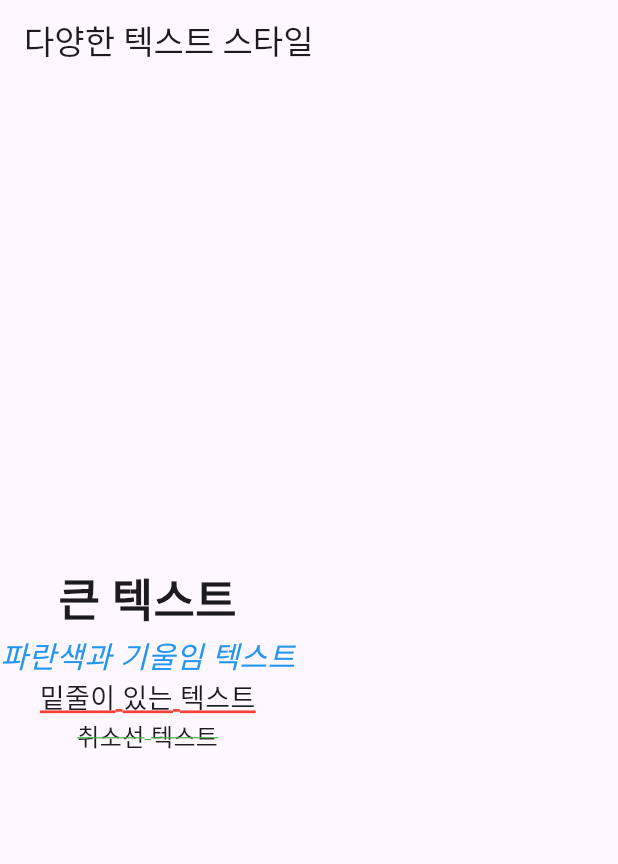
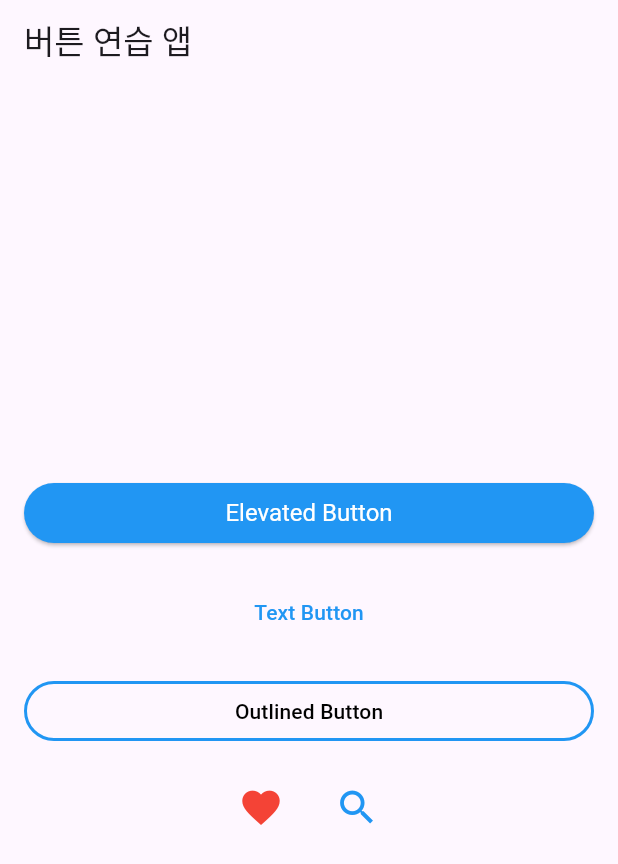
Before and after one commit to soongu/flutter-basic202501, a Flutter app: the screen it shows after launch, on a phone screen of 412 x 824 dp. Shown: the top 864 px of the screen. Run offline on Flutter 3.47's test engine with Material 3 defaults, Android fonts, the phone set to English and light mode, and no system bars.

Commit message:
- chap 3-2 :  #1 버튼

```diff
--- a/lib/main.dart
+++ b/lib/main.dart
@@ -10,44 +10,85 @@ class MyApp extends StatelessWidget {
   @override
   Widget build(BuildContext context) {
     return MaterialApp(
+      theme: ThemeData(
+        elevatedButtonTheme: ElevatedButtonThemeData(
+          style: ElevatedButton.styleFrom(
+            backgroundColor: Colors.blue, // 기본 배경색
+            foregroundColor: Colors.white, // 기본 텍스트 색상
+            textStyle: const TextStyle(fontSize: 16),
+          ),
+        ),
+      ),
       home: Scaffold(
         appBar: AppBar(
-          title: const Text('다양한 텍스트 스타일'),
+          title: const Text('버튼 연습 앱'),
         ),
-        body: Column(
-          mainAxisAlignment: MainAxisAlignment.center,
-          crossAxisAlignment: CrossAxisAlignment.center,
-          children: const [
-            Text(
-              '큰 텍스트',
-              style: TextStyle(fontSize: 30, fontWeight: FontWeight.bold),
-            ),
-            Text(
-              '파란색과 기울임 텍스트',
-              style: TextStyle(
-                fontSize: 20,
-                color: Colors.blue,
-                fontStyle: FontStyle.italic,
+        body: Padding(
+          padding: const EdgeInsets.all(16.0),
+          child: Column(
+            mainAxisAlignment: MainAxisAlignment.center,
+            crossAxisAlignment: CrossAxisAlignment.stretch, // 버튼을 가로 전체에 배치
+            children: [
+              // ElevatedButton
+              ElevatedButton(
+                onPressed: () {
+                  print('[MY] ElevatedButton 클릭됨');
+                },
+                child: const Text('Elevated Button'),
               ),
-            ),
-            Text(
-              '밑줄이 있는 텍스트',
-              style: TextStyle(
-                fontSize: 18,
-                decoration: TextDecoration.underline,
-                decorationColor: Colors.red,
-                decorationThickness: 2,
+              const SizedBox(height: 16), // 버튼 간 간격
+
+              // TextButton
+              TextButton(
+                onPressed: () {
+                  print('[MY] TextButton 클릭됨');
+                },
+                style: TextButton.styleFrom(
+                  foregroundColor: Colors.blue,
+                  padding: const EdgeInsets.all(16),
+                ),
+                child: const Text('Text Button'),
               ),
-            ),
-            Text(
-              '취소선 텍스트',
-              style: TextStyle(
-                fontSize: 16,
-                decoration: TextDecoration.lineThrough,
-                decorationColor: Colors.green,
+              const SizedBox(height: 16),
+
+              // OutlinedButton
+              OutlinedButton(
+                onPressed: () {
+                  print('[MY] OutlinedButton 클릭됨');
+                },
+                style: OutlinedButton.styleFrom(
+                  foregroundColor: Colors.black,
+                  side: const BorderSide(color: Colors.blue, width: 2),
+                ),
+                child: const Text('Outlined Button'),
               ),
-            ),
-          ],
+              const SizedBox(height: 16),
+
+              // IconButton
+              Row(
+                mainAxisAlignment: MainAxisAlignment.center,
+                children: [
+                  IconButton(
+                    onPressed: () {
+                      print('Favorite 아이콘 클릭됨');
+                    },
+                    icon: const Icon(Icons.favorite),
+                    iconSize: 30,
+                    color: Colors.red,
+                  ),
+                  const SizedBox(width: 16),
+                  IconButton(
+                    onPressed: () {
+                      print('Search 아이콘 클릭됨');
+                    },
+                    icon: const Icon(Icons.search),
+                    iconSize: 30,
+                    color: Colors.blue,
+                  ),
+                ],
+              ),
+            ],
+          ),
         ),
       ),
     );
```
